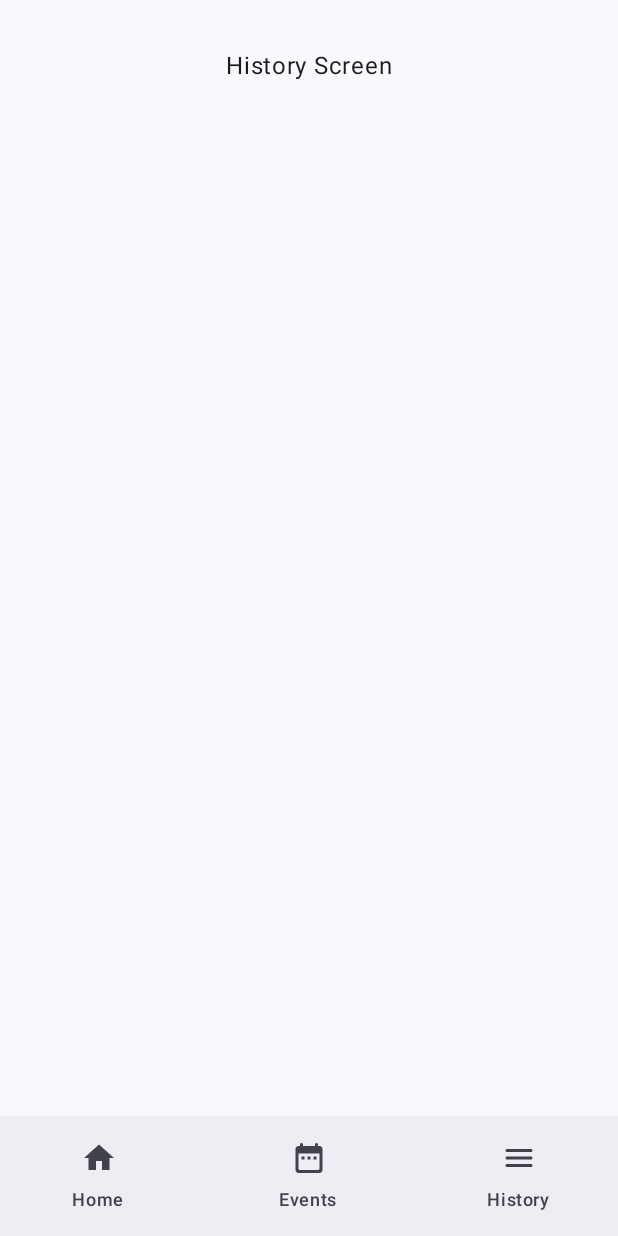
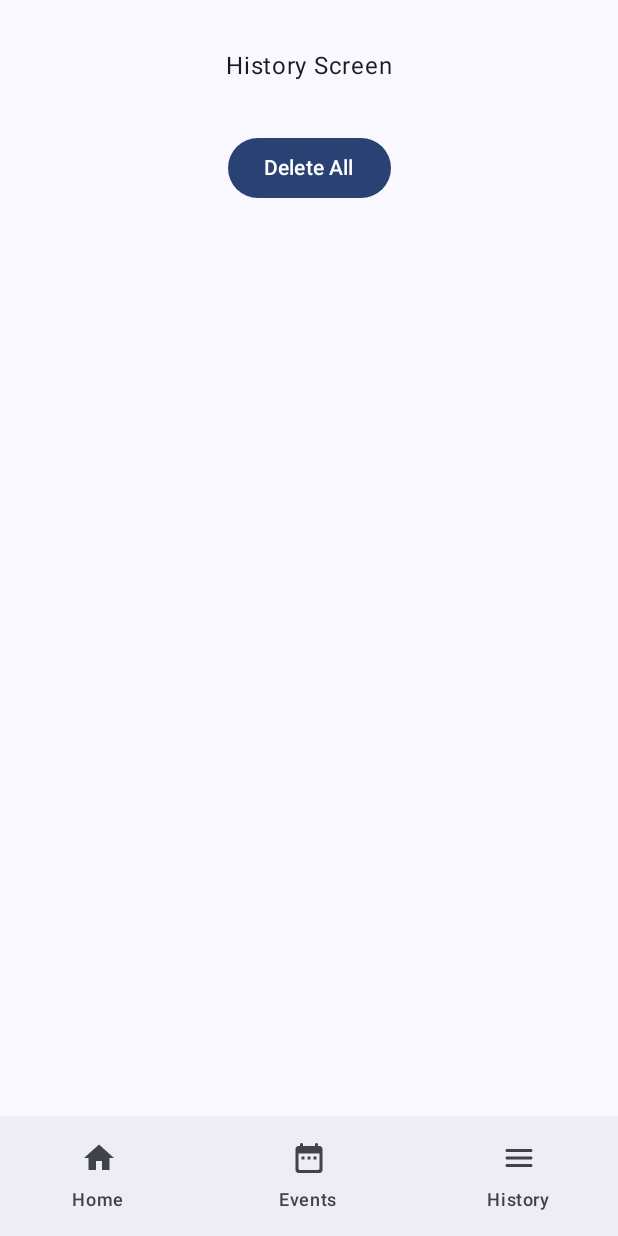
Before and after one commit to Lulu-rep/S8_Android_dev, an Android app built with Jetpack Compose: the screen it shows after launch (MainActivity), item 3 of the bottom bar chosen, on a phone screen of 412 x 824 dp. Run offline under Robolectric (Android 15) with nearby library versions, the phone set to English and light mode, and no system bars; our stand-ins replace Room's generated code; libraries missing offline, so code that uses them is left out: com.google.ai.client.

```diff
--- a/app/src/main/java/fr/isen/repplinger/isensmartcompanion/MainActivity.kt
+++ b/app/src/main/java/fr/isen/repplinger/isensmartcompanion/MainActivity.kt
@@ -70,32 +70,37 @@ import kotlinx.coroutines.launch
 import retrofit2.Call
 import retrofit2.Callback
 import retrofit2.Response
+import java.util.Date
 import java.util.Locale
 
 class MainActivity : ComponentActivity() {
+    private lateinit var database: AppDatabase
+    private lateinit var qaHistoryDao: QAHistoryDao
     @SuppressLint("UnusedMaterial3ScaffoldPaddingParameter")
     override fun onCreate(savedInstanceState: Bundle?) {
         super.onCreate(savedInstanceState)
+        database = AppDatabase.getDatabase(this)
+        qaHistoryDao = database.qaHistoryDao()
         setContent {
+            val navController = rememberNavController()
             ISENSmartCompanionTheme {
-                Scaffold(modifier = Modifier.fillMaxSize())
-                {
-                    MainPage()
+                Scaffold(
+                    modifier = Modifier.fillMaxSize(),
+                    bottomBar = { BottomNavigationBar(navController) }
+                ) { innerPadding ->
+                    NavHost(
+                        navController,
+                        startDestination = "home",
+                    ) {
+                        composable("home") { MainScreen(qaHistoryDao,modifier = Modifier.padding(innerPadding)) }
+                        composable("events") { EventsScreen(modifier = Modifier.padding(innerPadding)) }
+                        composable("history") { HistoryScreen(modifier = Modifier.padding(innerPadding)) }
+                    }
                 }
             }
-        }
     }
 }
 
-@SuppressLint("UnusedMaterial3ScaffoldPaddingParameter")
-@Composable
-fun MainPage() {
-    val navController = rememberNavController()
-    Scaffold(bottomBar = { BottomNavigationBar(navController) }
-    ) {
-        NavigationHost(navController)
-    }
-}
 
 @Composable
 fun BottomNavigationBar(navController: NavController) {
@@ -121,17 +126,9 @@ fun BottomNavigationBar(navController: NavController) {
     }
 }
 
-@Composable
-fun NavigationHost(navController: NavHostController) {
-    NavHost(navController, startDestination = "home") {
-        composable("home") { MainScreen() }
-        composable("events") { EventsScreen() }
-        composable("history") { HistoryScreen() }
-    }
-}
 
 @Composable
-fun EventsScreen() {
+fun EventsScreen(modifier : Modifier) {
     var events by remember { mutableStateOf<List<EventModel>>(emptyList()) }
     var isLoading by remember { mutableStateOf(true) }
     var errorMessage by remember { mutableStateOf<String?>(null) }
@@ -161,7 +158,7 @@ fun EventsScreen() {
         })
     }
     Column(
-        modifier = Modifier
+        modifier = modifier
             .fillMaxSize()
             .padding(top = 16.dp),
         horizontalAlignment = Alignment.CenterHorizontally
@@ -217,20 +214,83 @@ fun EventItem(event: EventModel) {
 }
 
 @Composable
-fun HistoryScreen() {
+fun HistoryScreen(modifier : Modifier) {
+    val context = LocalContext.current
+    val database = AppDatabase.getDatabase(context)
+    val qaHistoryDao = database.qaHistoryDao()
+    var history by remember { mutableStateOf<List<QAHistory>>(emptyList()) }
+    var isLoading by remember { mutableStateOf(true) }
+    var errorMessage by remember { mutableStateOf<String?>(null) }
+    val coroutineScope = rememberCoroutineScope()
+
+    LaunchedEffect(Unit) {
+        try {
+            history = qaHistoryDao.getAll()
+            isLoading = false
+        } catch (e: Exception) {
+            errorMessage = "An error occurred: ${e.message}"
+            isLoading = false
+        }
+    }
+
     Column(
-        modifier = Modifier
+        modifier = modifier
             .fillMaxSize()
             .padding(top = 16.dp),
         horizontalAlignment = Alignment.CenterHorizontally
     ) {
         Text(text = "History Screen", modifier = Modifier.padding(16.dp))
+        if (isLoading) {
+            Text(text = "Loading...")
+        } else if (errorMessage != null) {
+            Text(text = "Error: $errorMessage")
+        } else {
+            Button(
+                onClick = {
+                    coroutineScope.launch {
+                        qaHistoryDao.deleteAll()
+                        history = emptyList()
+                    }
+                },
+                modifier = Modifier.padding(16.dp)
+            ) {
+                Text("Delete All")
+            }
+            LazyColumn(
+                modifier = Modifier.padding(bottom = 64.dp)
+            ) {
+                items(history) { qaHistory ->
+                    Box(
+                        modifier = Modifier
+                            .fillMaxWidth()
+                            .padding(8.dp)
+                    ) {
+                        Column {
+                            Text(text = "Date: ${qaHistory.date}", style = MaterialTheme.typography.bodyMedium)
+                            Text(text = "Question: ${qaHistory.question}", style = MaterialTheme.typography.bodyMedium)
+                            Text(text = "Answer: ${qaHistory.answer}", style = MaterialTheme.typography.bodyMedium)
+                            Button(
+                                onClick = {
+                                    coroutineScope.launch {
+                                        qaHistoryDao.delete(qaHistory)
+                                        history = qaHistoryDao.getAll()
+                                    }
+                                },
+                                modifier = Modifier.padding(top = 8.dp)
+                            ) {
+                                Text("Delete")
+                            }
+                        }
+                    }
+                }
+            }
+        }
     }
 }
 
 
 @Composable
-fun MainScreen() {
+fun MainScreen(qaHistoryDao: QAHistoryDao,modifier :Modifier) {
     var text by remember { mutableStateOf("") }
     val context = LocalContext.current
     var inputHistory by remember { mutableStateOf(listOf<String>()) }
@@ -238,9 +298,7 @@ fun MainScreen() {
     val coroutineScope = rememberCoroutineScope()
 
     Box(
-        modifier = Modifier
-            .fillMaxSize()
-            .padding(top = 16.dp)
+        modifier = modifier.fillMaxSize().padding(top = 16.dp),
     ) {
         Column(
             modifier = Modifier.fillMaxSize(),
@@ -297,9 +355,19 @@ fun MainScreen() {
                             coroutineScope.launch {
                                 val response = askGeminiAi(text)
                                 aiResponses = aiResponses + response
+
+                                val qaHistory = QAHistory(
+                                    question = text,
+                                    answer = response,
+                                    date = Date()
+                                )
+                                try {
+                                    qaHistoryDao.insert(qaHistory)
+                                } catch (e: Exception) {
+                                    Log.e("MainPage", "Error inserting QAHistory: ${e.message}")
+                                }
                                 text = ""
                             }
-
                         }
                     ) {
                         Box(
@@ -321,25 +389,22 @@ fun MainScreen() {
     }
 }
 
+@SuppressLint("SuspiciousIndentation")
 suspend fun askGeminiAi(question: String): String {
     return try {
-    val generativeModel = GenerativeModel(
-        modelName = "gemini-1.5-flash",
-        apiKey = "AIzaSyAwCohjvlVfgydfqpSJjL9F3QE_x4g01H4"
-    )
-    Log.i("MainPage", "Ask Gemini AI: $question")
-    val response = generativeModel.generateContent(question)
-        response.text.toString()
+        val generativeModel = GenerativeModel(
+            modelName = "gemini-1.5-flash",
+            apiKey = BuildConfig.API_KEY
+        )
+        Log.i("Generative Model", generativeModel.apiKey)
+        val response = generativeModel.generateContent(question)
+        val answer = response.text.toString()
+
+        answer
     } catch (e: Exception) {
         Log.e("MainPage", "Error asking Gemini AI: ${e.message}")
         "Error: ${e.message}"
     }
 }
 
-@Preview(showBackground = true)
-@Composable
-fun Main_pagePreview() {
-    ISENSmartCompanionTheme {
-        MainPage()
-    }
 }
--- /dev/null
+++ b/app/src/main/java/fr/isen/repplinger/isensmartcompanion/QAHistoryDao.kt
@@ -0,0 +1,21 @@
+package fr.isen.repplinger.isensmartcompanion
+
+import androidx.room.Dao
+import androidx.room.Delete
+import androidx.room.Insert
+import androidx.room.Query
+
+@Dao
+interface QAHistoryDao {
+    @Insert
+    suspend fun insert(qaHistory: QAHistory)
+
+    @Query("SELECT * FROM qa_history ORDER BY date DESC")
+    suspend fun getAll(): List<QAHistory>
+
+    @Delete
+    suspend fun delete(qaHistory: QAHistory)
+
+    @Query("DELETE FROM qa_history")
+    suspend fun deleteAll()
+}
--- /dev/null
+++ b/app/src/main/java/fr/isen/repplinger/isensmartcompanion/RoomDatabase.kt
@@ -0,0 +1,30 @@
+package fr.isen.repplinger.isensmartcompanion
+
+import android.content.Context
+import androidx.room.Database
+import androidx.room.Room
+import androidx.room.RoomDatabase
+import androidx.room.TypeConverters
+
+@Database(entities = [QAHistory::class], version = 1)
+@TypeConverters(DateTypeConverter::class)
+abstract class AppDatabase : RoomDatabase() {
+    abstract fun qaHistoryDao(): QAHistoryDao
+
+    companion object {
+        @Volatile
+        private var INSTANCE: AppDatabase? = null
+
+        fun getDatabase(context: Context): AppDatabase {
+            return INSTANCE ?: synchronized(this) {
+                val instance = Room.databaseBuilder(
+                    context.applicationContext,
+                    AppDatabase::class.java,
+                    "app_database"
+                ).build()
+                INSTANCE = instance
+                instance
+            }
+        }
+    }
+}
```
Also changed, not shown: app/build.gradle.kts (+22 -1 lines), app/src/main/java/fr/isen/repplinger/isensmartcompanion/DateTypeConverter.kt (added, +17 -0 lines), app/src/main/java/fr/isen/repplinger/isensmartcompanion/QAHistory.kt (added, +14 -0 lines), build.gradle.kts (+7 -0 lines), gradle/libs.versions.toml (+8 -0 lines), 2 other files.
